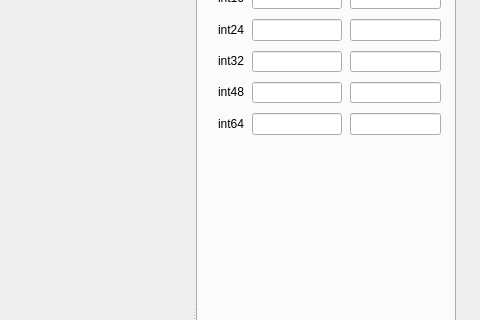
Above: src/widgets/HexdumpWidget.ui from radareorg/iaito before the change; both pictures show x 479 to 959 and y 88 to 408 of the 959 by 807 pixel window. Below: the same form after it.
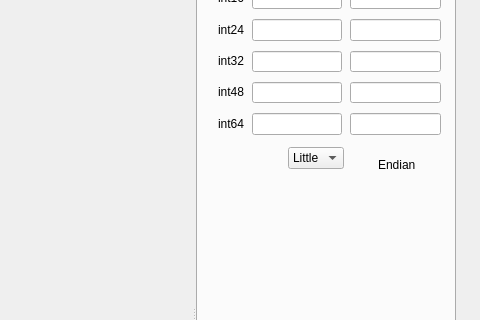
That is the form after the change. The open tabs and pages were chosen to show the change. Icons and pictures are not drawn. Custom widgets are drawn as their Qt base class.

Commit message: Improve value viewer in hexdump

The edit to the form file:
```diff
--- a/src/widgets/HexdumpWidget.ui
+++ b/src/widgets/HexdumpWidget.ui
@@ -812,6 +812,42 @@
           </item>
          </layout>
         </widget>
+        <widget class="QComboBox" name="valueEndian">
+         <property name="geometry">
+          <rect>
+           <x>90</x>
+           <y>200</y>
+           <width>82</width>
+           <height>32</height>
+          </rect>
+         </property>
+         <property name="sizeAdjustPolicy">
+          <enum>QComboBox::SizeAdjustPolicy::AdjustToContents</enum>
+         </property>
+         <item>
+          <property name="text">
+           <string>Little</string>
+          </property>
+         </item>
+         <item>
+          <property name="text">
+           <string>Big</string>
+          </property>
+         </item>
+        </widget>
+        <widget class="QLabel" name="label">
+         <property name="geometry">
+          <rect>
+           <x>180</x>
+           <y>210</y>
+           <width>58</width>
+           <height>16</height>
+          </rect>
+         </property>
+         <property name="text">
+          <string>Endian</string>
+         </property>
+        </widget>
        </widget>
        <widget class="QWidget" name="tabHistogram">
         <attribute name="title">
```
Left out of the diff: 2 changed lines with no effect on the pictures. The commit also changes 3 other files.
